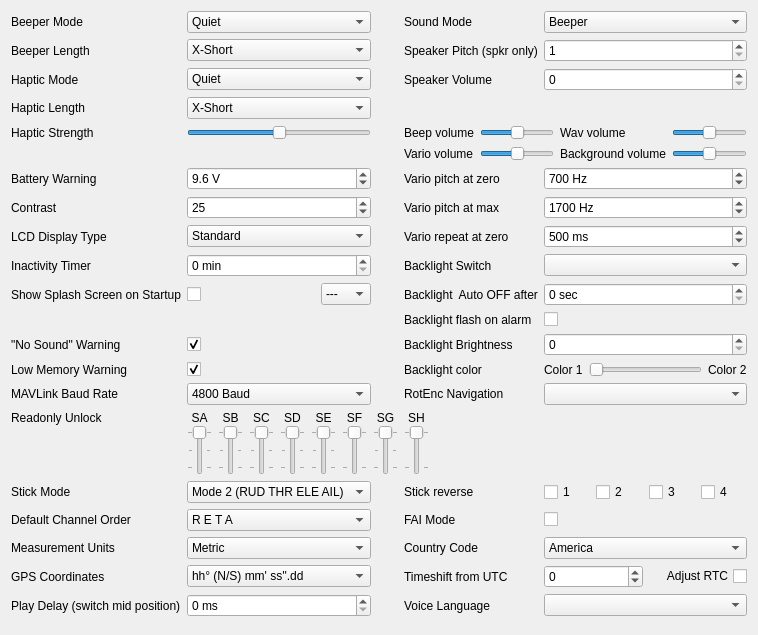
Old version of the form companion/src/generaledit/generalsetup.ui in the repository opentx/opentx.
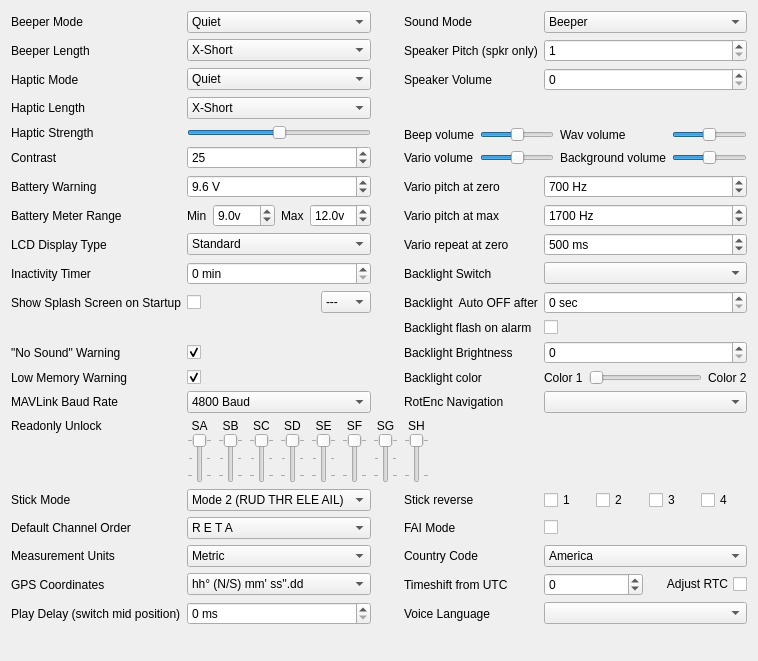
New version of the form.

Commit message: [companion][general settings]Add Battery Range Meter to companion eepe General Settings. Fixes #2195.

Patch:
```diff
--- a/companion/src/generaledit/generalsetup.ui
+++ b/companion/src/generaledit/generalsetup.ui
@@ -7,7 +7,7 @@
     <x>0</x>
     <y>0</y>
     <width>758</width>
-    <height>635</height>
+    <height>661</height>
    </rect>
   </property>
   <property name="windowTitle">
@@ -230,6 +230,24 @@
      </item>
     </widget>
    </item>
+   <item row="11" column="4">
+    <widget class="QComboBox" name="backlightswCB">
+     <property name="toolTip">
+      <string/>
+     </property>
+     <property name="statusTip">
+      <string/>
+     </property>
+     <property name="whatsThis">
+      <string>This is the switch selectrion for turning on the backlight (if installed).
+
+</string>
+     </property>
+     <property name="currentIndex">
+      <number>-1</number>
+     </property>
+    </widget>
+   </item>
    <item row="16" column="4">
     <layout class="QHBoxLayout" name="backlightColor_Layout">
      <item>
@@ -324,20 +342,6 @@
      </property>
     </widget>
    </item>
-   <item row="10" column="1">
-    <widget class="QComboBox" name="displayTypeCB">
-     <item>
-      <property name="text">
-       <string>Standard</string>
-      </property>
-     </item>
-     <item>
-      <property name="text">
-       <string>Optrex</string>
-      </property>
-     </item>
-    </widget>
-   </item>
    <item row="29" column="0">
     <widget class="QLabel" name="ro_label">
      <property name="text">
@@ -1242,16 +1246,6 @@
      </property>
     </widget>
    </item>
-   <item row="9" column="0">
-    <widget class="QLabel" name="label_contrast">
-     <property name="toolTip">
-      <string extracomment="Screen Contrast [20-45]"/>
-     </property>
-     <property name="text">
-      <string>Contrast</string>
-     </property>
-    </widget>
-   </item>
    <item row="11" column="1">
     <widget class="QSpinBox" name="inactimerSB">
      <property name="sizePolicy">
@@ -1354,31 +1348,6 @@
      </property>
     </widget>
    </item>
-   <item row="11" column="4">
-    <widget class="QComboBox" name="backlightswCB">
-     <property name="toolTip">
-      <string/>
-     </property>
-     <property name="statusTip">
-      <string/>
-     </property>
-     <property name="whatsThis">
-      <string>This is the switch selectrion for turning on the backlight (if installed).
-
-</string>
-     </property>
-     <property name="currentIndex">
-      <number>-1</number>
-     </property>
-    </widget>
-   </item>
-   <item row="10" column="0">
-    <widget class="QLabel" name="label_displayType">
-     <property name="text">
-      <string>LCD Display Type</string>
-     </property>
-    </widget>
-   </item>
    <item row="17" column="0">
     <widget class="QLabel" name="mavbaud_label">
      <property name="text">
@@ -1386,34 +1355,6 @@
      </property>
     </widget>
    </item>
-   <item row="9" column="1">
-    <widget class="QSpinBox" name="contrastSB">
-     <property name="sizePolicy">
-      <sizepolicy hsizetype="Preferred" vsizetype="Fixed">
-       <horstretch>0</horstretch>
-       <verstretch>0</verstretch>
-      </sizepolicy>
-     </property>
-     <property name="toolTip">
-      <string/>
-     </property>
-     <property name="statusTip">
-      <string/>
-     </property>
-     <property name="whatsThis">
-      <string/>
-     </property>
-     <property name="minimum">
-      <number>10</number>
-     </property>
-     <property name="maximum">
-      <number>45</number>
-     </property>
-     <property name="value">
-      <number>25</number>
-     </property>
-    </widget>
-   </item>
    <item row="2" column="3">
     <widget class="QLabel" name="label_volume">
      <property name="text">
@@ -1949,6 +1890,140 @@
      </property>
     </widget>
    </item>
+   <item row="10" column="0">
+    <widget class="QLabel" name="label_displayType">
+     <property name="text">
+      <string>LCD Display Type</string>
+     </property>
+    </widget>
+   </item>
+   <item row="10" column="1">
+    <widget class="QComboBox" name="displayTypeCB">
+     <item>
+      <property name="text">
+       <string>Standard</string>
+      </property>
+     </item>
+     <item>
+      <property name="text">
+       <string>Optrex</string>
+      </property>
+     </item>
+    </widget>
+   </item>
+   <item row="5" column="0">
+    <widget class="QLabel" name="label_contrast">
+     <property name="toolTip">
+      <string extracomment="Screen Contrast [20-45]"/>
+     </property>
+     <property name="text">
+      <string>Contrast</string>
+     </property>
+    </widget>
+   </item>
+   <item row="5" column="1">
+    <widget class="QSpinBox" name="contrastSB">
+     <property name="sizePolicy">
+      <sizepolicy hsizetype="Preferred" vsizetype="Fixed">
+       <horstretch>0</horstretch>
+       <verstretch>0</verstretch>
+      </sizepolicy>
+     </property>
+     <property name="toolTip">
+      <string/>
+     </property>
+     <property name="statusTip">
+      <string/>
+     </property>
+     <property name="whatsThis">
+      <string/>
+     </property>
+     <property name="minimum">
+      <number>10</number>
+     </property>
+     <property name="maximum">
+      <number>45</number>
+     </property>
+     <property name="value">
+      <number>25</number>
+     </property>
+    </widget>
+   </item>
+   <item row="9" column="0">
+    <widget class="QLabel" name="batMeterRangeLabel">
+     <property name="text">
+      <string>Battery Meter Range</string>
+     </property>
+    </widget>
+   </item>
+   <item row="9" column="1">
+    <layout class="QHBoxLayout" name="batMeterRangeLayout" stretch="0,1,0,1">
+     <item>
+      <widget class="QLabel" name="HasBatMeterMinRangeLabel">
+       <property name="text">
+        <string>Min</string>
+       </property>
+      </widget>
+     </item>
+     <item>
+      <widget class="QDoubleSpinBox" name="vBatMinDSB">
+       <property name="prefix">
+        <string notr="true"/>
+       </property>
+       <property name="suffix">
+        <string notr="true">v</string>
+       </property>
+       <property name="decimals">
+        <number>1</number>
+       </property>
+       <property name="minimum">
+        <double>4.000000000000000</double>
+       </property>
+       <property name="maximum">
+        <double>16.000000000000000</double>
+       </property>
+       <property name="singleStep">
+        <double>0.100000000000000</double>
+       </property>
+       <property name="value">
+        <double>9.000000000000000</double>
+       </property>
+      </widget>
+     </item>
+     <item>
+      <widget class="QLabel" name="HasBatMeterMaxRangeLabel">
+       <property name="text">
+        <string>Max</string>
+       </property>
+      </widget>
+     </item>
+     <item>
+      <widget class="QDoubleSpinBox" name="vBatMaxDSB">
+       <property name="prefix">
+        <string notr="true"/>
+       </property>
+       <property name="suffix">
+        <string notr="true">v</string>
+       </property>
+       <property name="decimals">
+        <number>1</number>
+       </property>
+       <property name="minimum">
+        <double>4.000000000000000</double>
+       </property>
+       <property name="maximum">
+        <double>16.000000000000000</double>
+       </property>
+       <property name="singleStep">
+        <double>0.100000000000000</double>
+       </property>
+       <property name="value">
+        <double>12.000000000000000</double>
+       </property>
+      </widget>
+     </item>
+    </layout>
+   </item>
   </layout>
  </widget>
  <resources/>
```
The commit also changes 7 other files.
